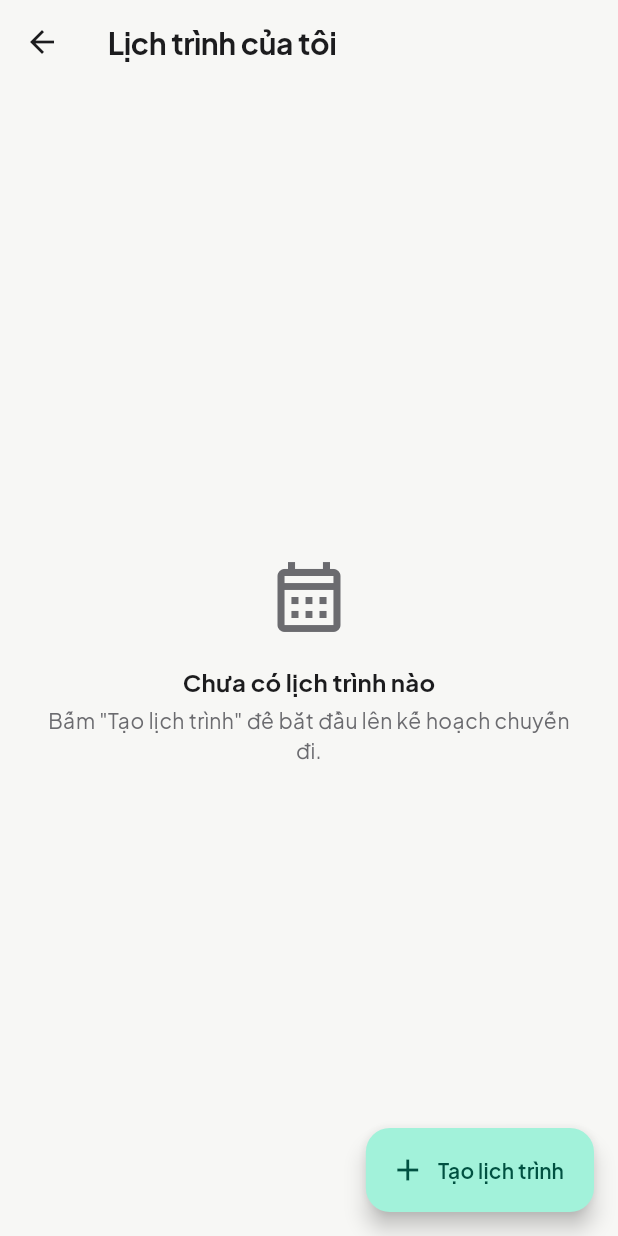
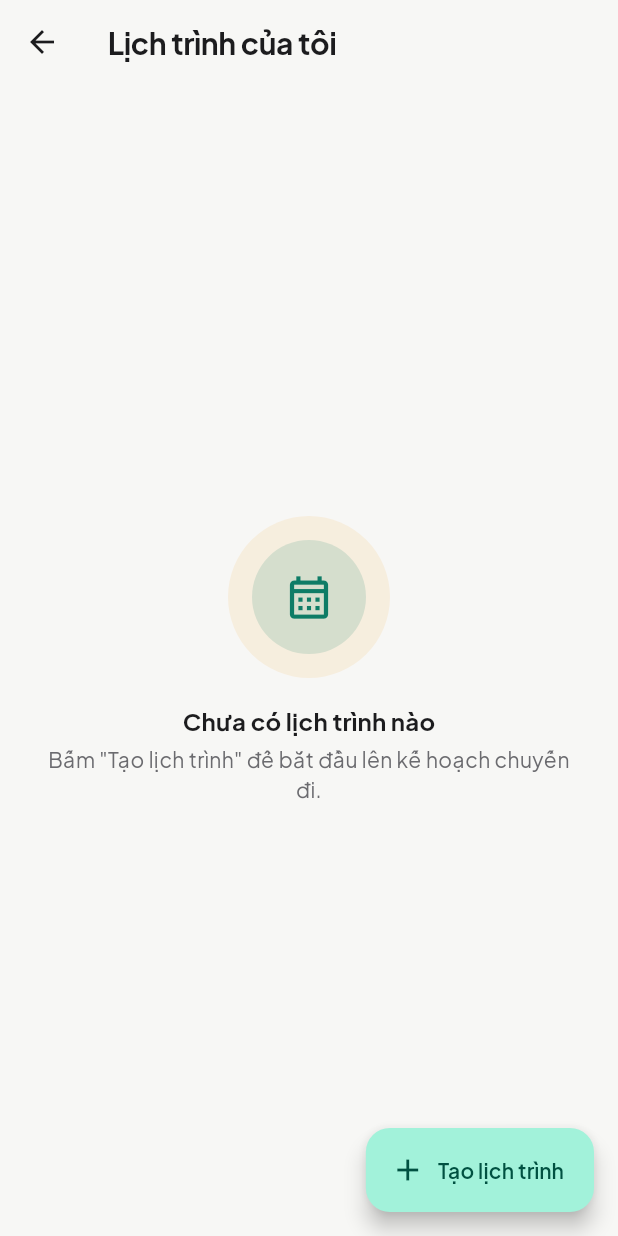
Before and after one commit to tuong10adc2/Travel_App, a Flutter app: the screen it shows once a user with an empty profile is signed in, item 3 of the bottom bar chosen, on a phone screen of 412 x 824 dp. Run offline on Flutter 3.47's test engine with Material 3 defaults, Android fonts, the phone set to English and light mode, and no system bars; our stand-ins replace cached_network_image, cloud_firestore, cloud_functions, firebase_auth, firebase_core, firebase_messaging and 5 more; missing offline and left inert: panorama; accounts and stored records are empty.

Commit message:
feat: dark mode, Hero animation, micro-interaction cho Flutter app
- app_theme.dart: tach AppColors (mau thuong hieu tinh) khoi AppSemanticColors
  (background/surface/text*/divider/shimmer*, dang ky qua ThemeData.extensions)
  - dung ThemeExtension vi Flutter khong co co che "CSS custom property" mien
  phi nhu Tailwind. Them AppTheme.dark + context.colors tien loi. main.dart:
  darkTheme + themeMode: ThemeMode.system (tu theo he dieu hanh)
- Hero(tag: place-image-*/tour-image-*) cho PlaceCard/PlaceDetailScreen va
  TourCard/TourDetailScreen - anh bay muot khi vao trang chi tiet
- core/widgets/pressable_scale.dart: PressableScale (co nhe 96% khi nhan, dung
  Listener thay GestureDetector de khong gianh tap cua IconButton/FAB co san)
  - ap dung cho nut gui chat, nut luu dia diem, FAB tao lich trinh
- empty_state.dart: icon dat giua 2 vong tron mau thuong hieu mo dan thay vi
  icon xam tran, khong can them asset/dependency ngoai
- ra soat bo goc: khong co van de, da dung AppRadius.sm/md/lg nhat quan
- cap nhat docs/ui.md

```diff
--- a/lib/core/theme/app_theme.dart
+++ b/lib/core/theme/app_theme.dart
@@ -1,21 +1,16 @@
 import 'package:flutter/material.dart';
 import 'package:google_fonts/google_fonts.dart';
 
-/// Màu, font, spacing dùng chung cho toàn app.
+/// Màu thương hiệu — không đổi theo sáng/tối (brand phải nhận ra được ở cả
+/// 2 theme). Cho `background/surface/text*` dùng [AppSemanticColors] vì
+/// chúng PHẢI đảo theo theme.
 class AppColors {
   AppColors._();
 
   static const primary = Color(0xFF0E7C66);
   static const primaryDark = Color(0xFF0A5C4A);
   static const secondary = Color(0xFFF2A93B);
-  static const background = Color(0xFFF7F7F5);
-  static const surface = Color(0xFFFFFFFF);
   static const error = Color(0xFFD64545);
-  static const textPrimary = Color(0xFF1C1C1E);
-  static const textSecondary = Color(0xFF6B6B6F);
-  static const divider = Color(0xFFE7E7E4);
-  static const shimmerBase = Color(0xFFE9E9E6);
-  static const shimmerHighlight = Color(0xFFF6F6F4);
 }
 
 class AppSpacing {
@@ -36,100 +31,193 @@ class AppRadius {
   static const lg = 20.0;
 }
 
+/// Các màu phụ thuộc theme (nền/chữ/viền/shimmer) — tương đương biến CSS
+/// `--background`/`--surface`/... ở webapp. Đăng ký qua `ThemeData.extensions`
+/// để mọi widget lấy đúng màu theo theme hiện tại thay vì hardcode 1 giá trị
+/// tĩnh (đó là lý do bản trước đó không hỗ trợ được dark mode).
+class AppSemanticColors extends ThemeExtension<AppSemanticColors> {
+  const AppSemanticColors({
+    required this.background,
+    required this.surface,
+    required this.textPrimary,
+    required this.textSecondary,
+    required this.divider,
+    required this.shimmerBase,
+    required this.shimmerHighlight,
+  });
+
+  final Color background;
+  final Color surface;
+  final Color textPrimary;
+  final Color textSecondary;
+  final Color divider;
+  final Color shimmerBase;
+  final Color shimmerHighlight;
+
+  static const light = AppSemanticColors(
+    background: Color(0xFFF7F7F5),
+    surface: Color(0xFFFFFFFF),
+    textPrimary: Color(0xFF1C1C1E),
+    textSecondary: Color(0xFF6B6B6F),
+    divider: Color(0xFFE7E7E4),
+    shimmerBase: Color(0xFFE9E9E6),
+    shimmerHighlight: Color(0xFFF6F6F4),
+  );
+
+  static const dark = AppSemanticColors(
+    background: Color(0xFF0F1312),
+    surface: Color(0xFF171B1A),
+    textPrimary: Color(0xFFEEF1EF),
+    textSecondary: Color(0xFF93A19C),
+    divider: Color(0xFF2A302D),
+    shimmerBase: Color(0xFF232A27),
+    shimmerHighlight: Color(0xFF2D3532),
+  );
+
+  @override
+  AppSemanticColors copyWith({
+    Color? background,
+    Color? surface,
+    Color? textPrimary,
+    Color? textSecondary,
+    Color? divider,
+    Color? shimmerBase,
+    Color? shimmerHighlight,
+  }) {
+    return AppSemanticColors(
+      background: background ?? this.background,
+      surface: surface ?? this.surface,
+      textPrimary: textPrimary ?? this.textPrimary,
+      textSecondary: textSecondary ?? this.textSecondary,
+      divider: divider ?? this.divider,
+      shimmerBase: shimmerBase ?? this.shimmerBase,
+      shimmerHighlight: shimmerHighlight ?? this.shimmerHighlight,
+    );
+  }
+
+  @override
+  AppSemanticColors lerp(ThemeExtension<AppSemanticColors>? other, double t) {
+    if (other is! AppSemanticColors) return this;
+    return AppSemanticColors(
+      background: Color.lerp(background, other.background, t)!,
+      surface: Color.lerp(surface, other.surface, t)!,
+      textPrimary: Color.lerp(textPrimary, other.textPrimary, t)!,
+      textSecondary: Color.lerp(textSecondary, other.textSecondary, t)!,
+      divider: Color.lerp(divider, other.divider, t)!,
+      shimmerBase: Color.lerp(shimmerBase, other.shimmerBase, t)!,
+      shimmerHighlight: Color.lerp(shimmerHighlight, other.shimmerHighlight, t)!,
+    );
+  }
+}
+
+/// Tiện lấy [AppSemanticColors] hiện tại mà không cần lặp lại
+/// `Theme.of(context).extension<AppSemanticColors>()!` ở mọi nơi.
+extension AppSemanticColorsX on BuildContext {
+  AppSemanticColors get colors =>
+      Theme.of(this).extension<AppSemanticColors>() ?? AppSemanticColors.light;
+}
+
 class AppTheme {
   AppTheme._();
 
   /// Type scale dùng Plus Jakarta Sans — thay Roboto/San Francisco mặc định
   /// để app có "chất riêng" về chữ, letter-spacing âm nhẹ ở tiêu đề lớn cho
   /// cảm giác chắc/sắc nét hơn là để mặc định.
-  static TextTheme _textTheme(ColorScheme colorScheme) {
+  static TextTheme _textTheme(AppSemanticColors colors) {
     final base = GoogleFonts.plusJakartaSansTextTheme();
     return base
         .copyWith(
           displaySmall: base.displaySmall?.copyWith(
             fontWeight: FontWeight.w700,
             letterSpacing: -0.5,
-            color: AppColors.textPrimary,
+            color: colors.textPrimary,
           ),
           headlineSmall: base.headlineSmall?.copyWith(
             fontWeight: FontWeight.w700,
             letterSpacing: -0.3,
-            color: AppColors.textPrimary,
+            color: colors.textPrimary,
           ),
           titleLarge: base.titleLarge?.copyWith(
             fontSize: 20,
             fontWeight: FontWeight.w700,
             letterSpacing: -0.2,
-            color: AppColors.textPrimary,
+            color: colors.textPrimary,
           ),
           titleMedium: base.titleMedium?.copyWith(
             fontSize: 16,
             fontWeight: FontWeight.w700,
-            color: AppColors.textPrimary,
+            color: colors.textPrimary,
           ),
           titleSmall: base.titleSmall?.copyWith(
             fontSize: 14,
             fontWeight: FontWeight.w600,
-            color: AppColors.textPrimary,
+            color: colors.textPrimary,
           ),
           bodyLarge: base.bodyLarge?.copyWith(
             fontSize: 15,
             fontWeight: FontWeight.w400,
-            color: AppColors.textPrimary,
+            color: colors.textPrimary,
           ),
           bodyMedium: base.bodyMedium?.copyWith(
             fontSize: 14,
             fontWeight: FontWeight.w400,
-            color: AppColors.textPrimary,
+            color: colors.textPrimary,
           ),
           bodySmall: base.bodySmall?.copyWith(
             fontSize: 12,
             fontWeight: FontWeight.w400,
-            color: AppColors.textSecondary,
+            color: colors.textSecondary,
           ),
           labelLarge: base.labelLarge?.copyWith(
             fontSize: 14,
             fontWeight: FontWeight.w600,
-            color: AppColors.textPrimary,
+            color: colors.textPrimary,
           ),
           labelMedium: base.labelMedium?.copyWith(
             fontSize: 12,
             fontWeight: FontWeight.w600,
-            color: AppColors.textSecondary,
+            color: colors.textSecondary,
           ),
           labelSmall: base.labelSmall?.copyWith(
             fontSize: 11,
             fontWeight: FontWeight.w600,
-            color: AppColors.textSecondary,
+            color: colors.textSecondary,
           ),
         )
-        .apply(bodyColor: AppColors.textPrimary, displayColor: AppColors.textPrimary);
+        .apply(bodyColor: colors.textPrimary, displayColor: colors.textPrimary);
   }
 
-  static ThemeData get light {
+  static ThemeData _build({
+    required Brightness brightness,
+    required AppSemanticColors colors,
+    required Color primary,
+  }) {
     final colorScheme = ColorScheme.fromSeed(
       seedColor: AppColors.primary,
-      brightness: Brightness.light,
-      primary: AppColors.primary,
+      brightness: brightness,
+      primary: primary,
       secondary: AppColors.secondary,
-      error: AppColors.error,
+      error: brightness == Brightness.dark ? const Color(0xFFF47171) : AppColors.error,
+      surface: colors.surface,
     );
-    final textTheme = _textTheme(colorScheme);
+    final textTheme = _textTheme(colors);
 
     return ThemeData(
       useMaterial3: true,
+      brightness: brightness,
       colorScheme: colorScheme,
-      scaffoldBackgroundColor: AppColors.background,
+      scaffoldBackgroundColor: colors.background,
       textTheme: textTheme,
+      extensions: [colors],
       appBarTheme: AppBarTheme(
-        backgroundColor: AppColors.background,
-        foregroundColor: AppColors.textPrimary,
+        backgroundColor: colors.background,
+        foregroundColor: colors.textPrimary,
         elevation: 0,
         centerTitle: false,
         titleTextStyle: textTheme.titleLarge,
       ),
       cardTheme: CardTheme(
-        color: AppColors.surface,
+        color: colors.surface,
         elevation: 0,
         shape: RoundedRectangleBorder(
           borderRadius: BorderRadius.circular(AppRadius.md),
@@ -137,7 +225,7 @@ class AppTheme {
       ),
       elevatedButtonTheme: ElevatedButtonThemeData(
         style: ElevatedButton.styleFrom(
-          backgroundColor: AppColors.primary,
+          backgroundColor: primary,
           foregroundColor: Colors.white,
           textStyle: textTheme.labelLarge?.copyWith(color: Colors.white),
           padding: const EdgeInsets.symmetric(
@@ -151,7 +239,7 @@ class AppTheme {
       ),
       inputDecorationTheme: InputDecorationTheme(
         filled: true,
-        fillColor: AppColors.surface,
+        fillColor: colors.surface,
         border: OutlineInputBorder(
           borderRadius: BorderRadius.circular(AppRadius.sm),
           borderSide: BorderSide.none,
@@ -163,4 +251,19 @@ class AppTheme {
       ),
     );
   }
+
+  static ThemeData get light => _build(
+        brightness: Brightness.light,
+        colors: AppSemanticColors.light,
+        primary: AppColors.primary,
+      );
+
+  // Sáng brand-600 lên một chút cho nền tối (giống bản web) — #0E7C66 nguyên
+  // bản hơi trầm khi đặt cạnh nền gần đen, độ tương phản với chữ trắng cũng
+  // sát ngưỡng AA hơn mức cần.
+  static ThemeData get dark => _build(
+        brightness: Brightness.dark,
+        colors: AppSemanticColors.dark,
+        primary: const Color(0xFF14916F),
+      );
 }
--- a/lib/core/widgets/empty_state.dart
+++ b/lib/core/widgets/empty_state.dart
@@ -2,8 +2,9 @@ import 'package:flutter/material.dart';
 
 import '../theme/app_theme.dart';
 
-/// Trạng thái rỗng dùng chung (icon lớn + tiêu đề + mô tả) — thay cho việc
-/// mỗi màn hình tự viết lại cùng 1 layout với TextStyle rải rác.
+/// Trạng thái rỗng dùng chung — icon đặt trên 2 lớp vòng tròn màu thương
+/// hiệu mờ dần (thay vì 1 icon xám trơ) cho cảm giác "có thiết kế" hơn khi
+/// chưa có illustration SVG riêng, + tiêu đề + mô tả.
 class EmptyState extends StatelessWidget {
   const EmptyState({super.key, required this.icon, required this.title, this.message});
 
@@ -19,7 +20,32 @@ class EmptyState extends StatelessWidget {
         child: Column(
           mainAxisSize: MainAxisSize.min,
           children: [
-            Icon(icon, size: 56, color: AppColors.textSecondary),
+            SizedBox(
+              width: 108,
+              height: 108,
+              child: Stack(
+                alignment: Alignment.center,
+                children: [
+                  Container(
+                    width: 108,
+                    height: 108,
+                    decoration: BoxDecoration(
+                      shape: BoxShape.circle,
+                      color: AppColors.secondary.withOpacity(0.12),
+                    ),
+                  ),
+                  Container(
+                    width: 76,
+                    height: 76,
+                    decoration: BoxDecoration(
+                      shape: BoxShape.circle,
+                      color: AppColors.primary.withOpacity(0.14),
+                    ),
+                  ),
+                  Icon(icon, size: 34, color: AppColors.primary),
+                ],
+              ),
+            ),
             const SizedBox(height: AppSpacing.md),
             Text(title, textAlign: TextAlign.center, style: Theme.of(context).textTheme.titleMedium),
             if (message != null) ...[
@@ -27,7 +53,7 @@ class EmptyState extends StatelessWidget {
               Text(
                 message!,
                 textAlign: TextAlign.center,
-                style: Theme.of(context).textTheme.bodyMedium?.copyWith(color: AppColors.textSecondary),
+                style: Theme.of(context).textTheme.bodyMedium?.copyWith(color: context.colors.textSecondary),
               ),
             ],
           ],
--- /dev/null
+++ b/lib/core/widgets/pressable_scale.dart
@@ -0,0 +1,40 @@
+import 'package:flutter/material.dart';
+
+/// Bọc quanh 1 nút bấm để co nhẹ (96%) khi nhấn giữ — phản hồi xúc giác rõ
+/// hơn ripple mặc định của Material cho các hành động chính (gửi chat, lưu
+/// địa điểm, tạo lịch trình...). Dùng `Listener` (chỉ quan sát pointer, không
+/// tham gia gesture arena) thay vì `GestureDetector`/`onTap` riêng — nhờ vậy
+/// bọc được quanh `IconButton`/`ElevatedButton`/`FloatingActionButton` có
+/// sẵn `onPressed` mà không giành mất sự kiện chạm của chúng.
+class PressableScale extends StatefulWidget {
+  const PressableScale({super.key, required this.child});
+
+  final Widget child;
+
+  @override
+  State<PressableScale> createState() => _PressableScaleState();
+}
+
+class _PressableScaleState extends State<PressableScale> {
+  bool _pressed = false;
+
+  void _setPressed(bool value) {
+    if (_pressed == value) return;
+    setState(() => _pressed = value);
+  }
+
+  @override
+  Widget build(BuildContext context) {
+    return Listener(
+      onPointerDown: (_) => _setPressed(true),
+      onPointerUp: (_) => _setPressed(false),
+      onPointerCancel: (_) => _setPressed(false),
+      child: AnimatedScale(
+        scale: _pressed ? 0.96 : 1.0,
+        duration: const Duration(milliseconds: 100),
+        curve: Curves.easeOut,
+        child: widget.child,
+      ),
+    );
+  }
+}
--- a/lib/features/home/screens/home_screen.dart
+++ b/lib/features/home/screens/home_screen.dart
@@ -185,7 +185,7 @@ class _SearchField extends StatelessWidget {
         hintText: 'Tìm địa điểm...',
         prefixIcon: const Icon(Icons.search),
         filled: true,
-        fillColor: AppColors.surface,
+        fillColor: context.colors.surface,
         border: OutlineInputBorder(borderRadius: BorderRadius.circular(AppRadius.lg), borderSide: BorderSide.none),
         contentPadding: const EdgeInsets.symmetric(vertical: 14, horizontal: AppSpacing.md),
       ),
@@ -266,9 +266,9 @@ class _TagChip extends StatelessWidget {
       selected: selected,
       onSelected: (_) => onTap(),
       selectedColor: AppColors.primary,
-      backgroundColor: AppColors.surface,
+      backgroundColor: context.colors.surface,
       labelStyle: Theme.of(context).textTheme.labelLarge?.copyWith(
-            color: selected ? Colors.white : AppColors.textPrimary,
+            color: selected ? Colors.white : context.colors.textPrimary,
           ),
       shape: RoundedRectangleBorder(borderRadius: BorderRadius.circular(AppRadius.lg), side: BorderSide.none),
       showCheckmark: false,
--- a/lib/features/itinerary/screens/add_place_to_itinerary_screen.dart
+++ b/lib/features/itinerary/screens/add_place_to_itinerary_screen.dart
@@ -68,7 +68,7 @@ class _AddPlaceToItineraryScreenState extends ConsumerState<AddPlaceToItineraryS
                 hintText: 'Tìm địa điểm...',
                 prefixIcon: const Icon(Icons.search),
                 filled: true,
-                fillColor: AppColors.surface,
+                fillColor: context.colors.surface,
                 border: OutlineInputBorder(
                   borderRadius: BorderRadius.circular(AppRadius.lg),
                   borderSide: BorderSide.none,
@@ -88,7 +88,7 @@ class _AddPlaceToItineraryScreenState extends ConsumerState<AddPlaceToItineraryS
                   return Center(
                     child: Text(
                       'Không tìm thấy địa điểm phù hợp',
-                      style: Theme.of(context).textTheme.bodyMedium?.copyWith(color: AppColors.textSecondary),
+                      style: Theme.of(context).textTheme.bodyMedium?.copyWith(color: context.colors.textSecondary),
                     ),
                   );
                 }
--- a/lib/features/itinerary/screens/create_itinerary_screen.dart
+++ b/lib/features/itinerary/screens/create_itinerary_screen.dart
@@ -83,7 +83,7 @@ class _CreateItineraryScreenState extends ConsumerState<CreateItineraryScreen> {
                   decoration: const InputDecoration(labelText: 'Ngày bắt đầu'),
                   child: Row(
                     children: [
-                      const Icon(Icons.calendar_today_outlined, size: 18, color: AppColors.textSecondary),
+                      Icon(Icons.calendar_today_outlined, size: 18, color: context.colors.textSecondary),
                       const SizedBox(width: AppSpacing.sm),
                       Text(formatDateVi(_startDate)),
                     ],
--- a/lib/features/itinerary/screens/itinerary_detail_screen.dart
+++ b/lib/features/itinerary/screens/itinerary_detail_screen.dart
@@ -152,7 +152,7 @@ class _DaySelector extends StatelessWidget {
                 onSelected: (_) => onSelect(day),
                 selectedColor: AppColors.primary,
                 labelStyle: Theme.of(context).textTheme.labelLarge?.copyWith(
-                      color: selectedDay == day ? Colors.white : AppColors.textPrimary,
+                      color: selectedDay == day ? Colors.white : context.colors.textPrimary,
                     ),
                 shape: RoundedRectangleBorder(borderRadius: BorderRadius.circular(AppRadius.lg)),
                 showCheckmark: false,
@@ -181,7 +181,7 @@ class _EmptyDay extends StatelessWidget {
         child: Text(
           'Chưa có địa điểm nào trong ngày này.\nBấm "Thêm địa điểm" bên dưới.',
           textAlign: TextAlign.center,
-          style: Theme.of(context).textTheme.bodyMedium?.copyWith(color: AppColors.textSecondary),
+          style: Theme.of(context).textTheme.bodyMedium?.copyWith(color: context.colors.textSecondary),
         ),
       ),
     );
@@ -210,7 +210,7 @@ class _ItineraryItemTile extends StatelessWidget {
       child: ListTile(
         leading: ReorderableDragStartListener(
           index: index,
-          child: const Icon(Icons.drag_indicator, color: AppColors.textSecondary),
+          child: Icon(Icons.drag_indicator, color: context.colors.textSecondary),
         ),
         title: Text(
           place?.name ?? '(Địa điểm không còn tồn tại)',
--- a/lib/features/itinerary/screens/itinerary_list_screen.dart
+++ b/lib/features/itinerary/screens/itinerary_list_screen.dart
@@ -5,6 +5,7 @@ import 'package:go_router/go_router.dart';
 import '../../../core/theme/app_theme.dart';
 import '../../../core/utils/date_format.dart';
 import '../../../core/widgets/empty_state.dart';
+import '../../../core/widgets/pressable_scale.dart';
 import '../../../core/widgets/skeleton_loaders.dart';
 import '../models/itinerary.dart';
 import '../providers/itinerary_providers.dart';
@@ -18,10 +19,12 @@ class ItineraryListScreen extends ConsumerWidget {
 
     return Scaffold(
       appBar: AppBar(title: const Text('Lịch trình của tôi')),
-      floatingActionButton: FloatingActionButton.extended(
-        onPressed: () => context.push('/itineraries/new'),
-        icon: const Icon(Icons.add),
-        label: const Text('Tạo lịch trình'),
+      floatingActionButton: PressableScale(
+        child: FloatingActionButton.extended(
+          onPressed: () => context.push('/itineraries/new'),
+          icon: const Icon(Icons.add),
+          label: const Text('Tạo lịch trình'),
+        ),
       ),
       body: itinerariesAsync.when(
         loading: () => const SkeletonList(),
--- a/lib/features/review/widgets/review_form.dart
+++ b/lib/features/review/widgets/review_form.dart
@@ -64,9 +64,9 @@ class _ReviewFormState extends ConsumerState<ReviewForm> {
       width: double.infinity,
       padding: const EdgeInsets.all(AppSpacing.md),
       decoration: BoxDecoration(
-        color: AppColors.surface,
+        color: context.colors.surface,
         borderRadius: BorderRadius.circular(AppRadius.md),
-        border: Border.all(color: AppColors.textSecondary.withOpacity(0.15)),
+        border: Border.all(color: context.colors.textSecondary.withOpacity(0.15)),
       ),
       child: Column(
         crossAxisAlignment: CrossAxisAlignment.start,
--- a/lib/main.dart
+++ b/lib/main.dart
@@ -24,6 +24,8 @@ class MyApp extends ConsumerWidget {
       title: 'Trợ lý du lịch AI',
       debugShowCheckedModeBanner: false,
       theme: AppTheme.light,
+      darkTheme: AppTheme.dark,
+      themeMode: ThemeMode.system,
       routerConfig: router,
     );
   }
```
Also changed, not shown: lib/core/widgets/shimmer_box.dart (+4 -3 lines), lib/features/chat/screens/chat_screen.dart (+9 -6 lines), lib/features/chat/widgets/chat_message_bubble.dart (+6 -6 lines), lib/features/home/widgets/place_card.dart (+7 -4 lines), lib/features/place_detail/screens/place_detail_screen.dart (+9 -6 lines), lib/features/saved/widgets/save_toggle_button.dart (+8 -5 lines), lib/features/tours/screens/tour_detail_screen.dart (+10 -7 lines), lib/features/tours/widgets/tour_card.dart (+5 -2 lines), 1 other file.
